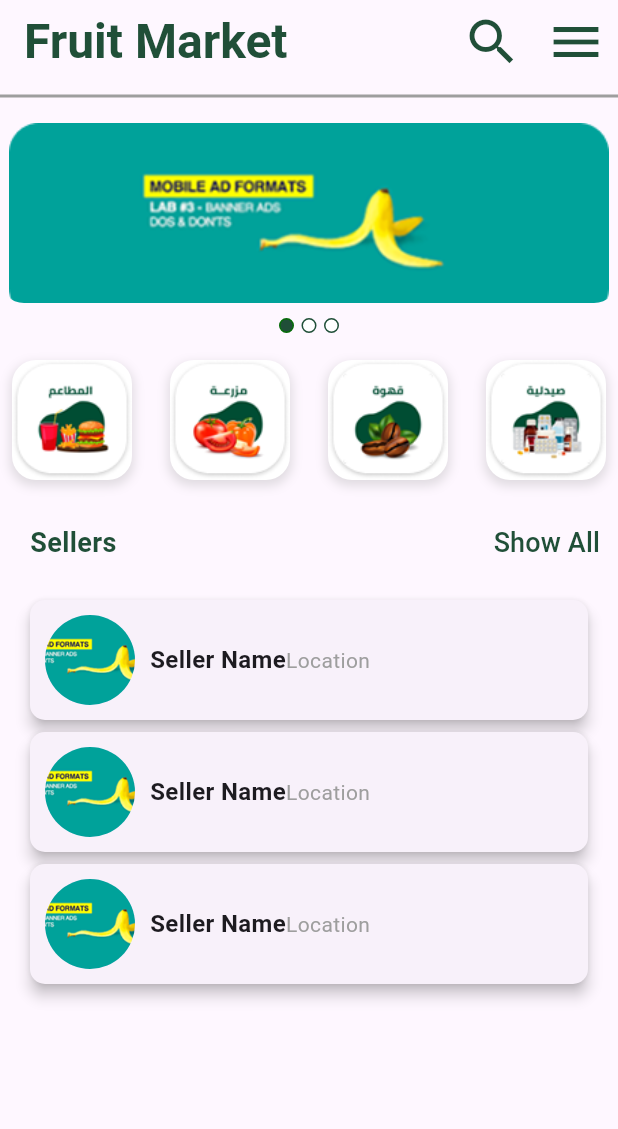
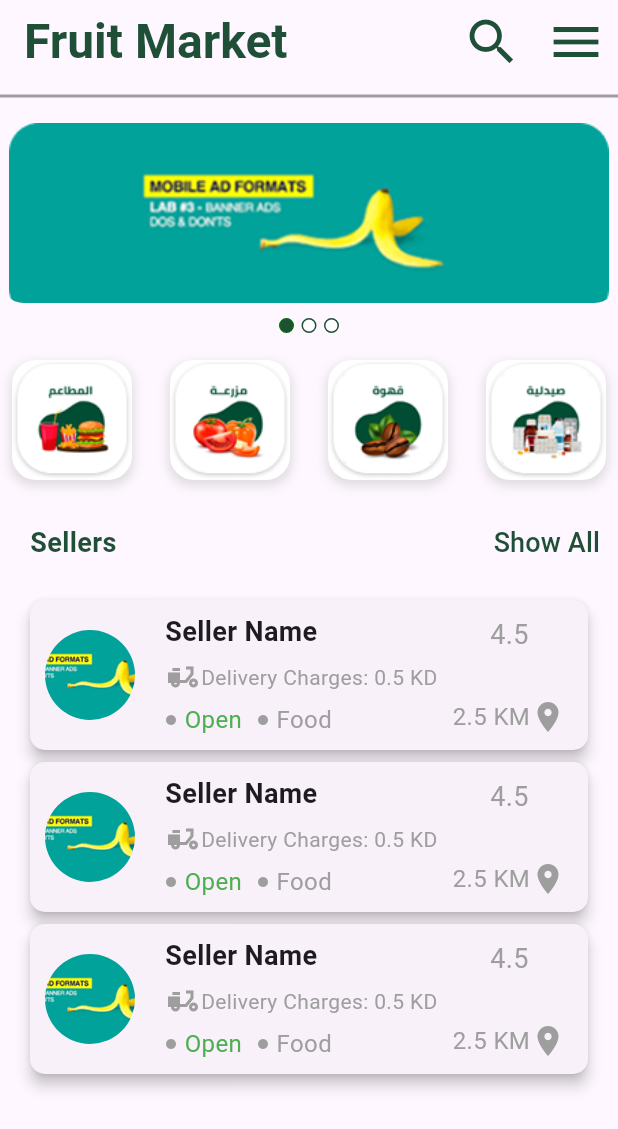
Before and after one commit to elne7/Fruits-App, a Flutter app: the screen it shows after launch, on a phone screen of 412 x 824 dp. Shown: the top 1129 px of the screen. Run offline on Flutter 3.47's test engine with Material 3 defaults, Android fonts, the phone set to English and light mode, and no system bars.

Commit message:
Make seller item

```diff
--- a/lib/features/home/presentation/widgets/category_item.dart
+++ b/lib/features/home/presentation/widgets/category_item.dart
@@ -22,10 +22,11 @@ class CategoryItem extends StatelessWidget {
           ),
         ],
       ),
-      child: ClipRRect(
-        borderRadius: BorderRadius.circular(16),
-        child: Image.asset(image),
-      ),
+      child: Image.asset(image),
+      // ClipRRect(
+      //   borderRadius: BorderRadius.circular(16),
+      //   child: Image.asset(image),
+      // ),
     );
   }
 }
--- a/lib/features/home/presentation/widgets/seller_item.dart
+++ b/lib/features/home/presentation/widgets/seller_item.dart
@@ -9,23 +9,11 @@ class SellerItem extends StatelessWidget {
       shape: RoundedRectangleBorder(borderRadius: BorderRadius.circular(10)),
       elevation: 4,
       child: Container(
-        height: 80,
-        width: 80,
+        height: 100,
+        width: 100,
         decoration: BoxDecoration(borderRadius: BorderRadius.circular(10)),
         child: Row(
           children: [
-            // Container(
-            //   decoration: BoxDecoration(
-            //     shape: BoxShape.circle,
-            //     color: Colors.grey[200],
-            //   ),
-            //   child: Image.asset(
-            //     'assets/imgs/Offer.png',
-            //     height: 80,
-            //     width: 80,
-            //   ),
-            // ),
-            // const SizedBox(width: 10),
             Padding(
               padding: const EdgeInsets.symmetric(horizontal: 10),
               child: const CircleAvatar(
@@ -33,14 +21,67 @@ class SellerItem extends StatelessWidget {
                 backgroundImage: AssetImage('assets/imgs/Offer.png'),
               ),
             ),
-            const Text(
-              'Seller Name',
-              style: TextStyle(fontSize: 16, fontWeight: FontWeight.bold),
+            const SizedBox(width: 10),
+            Column(
+              mainAxisAlignment: MainAxisAlignment.center,
+              crossAxisAlignment: CrossAxisAlignment.start,
+              children: [
+                const Text(
+                  'Seller Name',
+                  style: TextStyle(fontSize: 18, fontWeight: FontWeight.bold),
+                ),
+                const SizedBox(height: 5),
+                Row(
+                  children: [
+                    const Icon(Icons.delivery_dining_sharp, color: Colors.grey),
+                    const Text(
+                      'Delivery Charges: 0.5 KD',
+                      style: TextStyle(fontSize: 14, color: Colors.grey),
+                    ),
+                  ],
+                ),
+                const SizedBox(height: 5),
+                Row(
+                  children: [
+                    const Icon(Icons.circle, color: Colors.grey, size: 8),
+                    const SizedBox(width: 5),
+                    const Text(
+                      'Open',
+                      style: TextStyle(fontSize: 16, color: Colors.green),
+                    ),
+                    const SizedBox(width: 10),
+                    const Icon(Icons.circle, color: Colors.grey, size: 8),
+                    const SizedBox(width: 5),
+                    const Text(
+                      'Food',
+                      style: TextStyle(fontSize: 16, color: Colors.grey),
+                    ),
+                  ],
+                ),
+              ],
             ),
-            const SizedBox(height: 5),
-            const Text(
-              'Location',
-              style: TextStyle(fontSize: 14, color: Colors.grey),
+            const SizedBox(width: 10),
+            Padding(
+              padding: const EdgeInsets.symmetric(vertical: 10),
+              child: Column(
+                mainAxisAlignment: MainAxisAlignment.spaceBetween,
+                children: [
+                  Text(
+                    '4.5',
+                    style: TextStyle(fontSize: 18, color: Colors.grey),
+                  ),
+                  const SizedBox(height: 5),
+                  Row(
+                    children: [
+                      const Text(
+                        '2.5 KM',
+                        style: TextStyle(fontSize: 16, color: Colors.grey),
+                      ),
+                      const Icon(Icons.location_on, color: Colors.grey),
+                    ],
+                  ),
+                ],
+              ),
             ),
           ],
         ),
```
